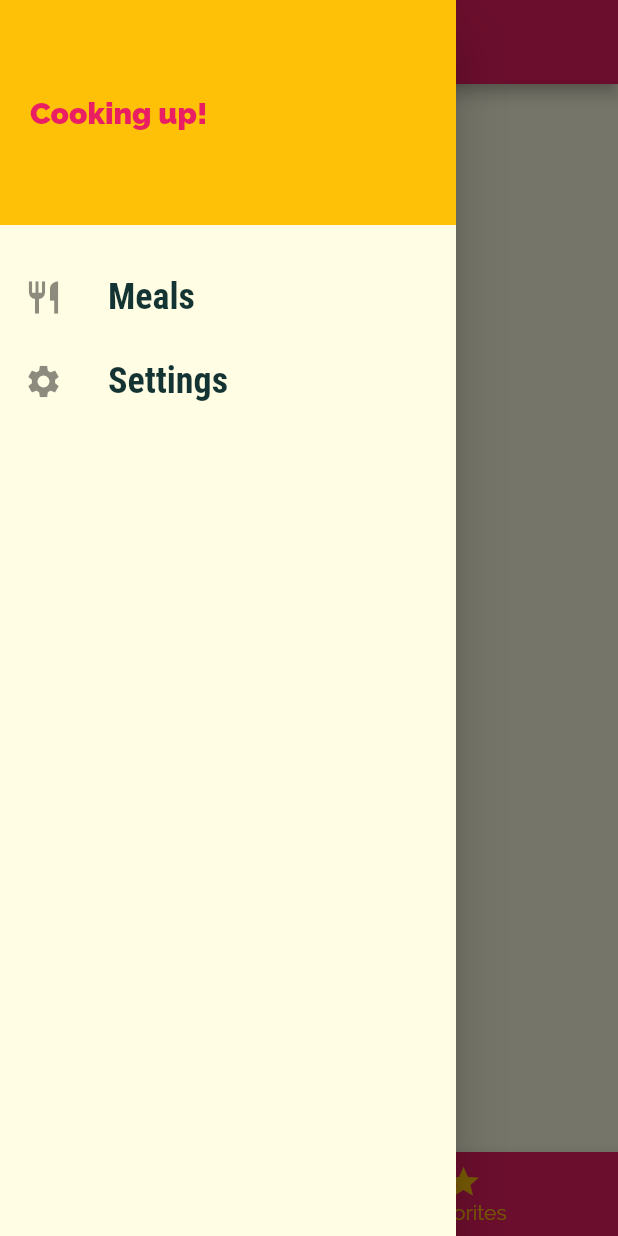
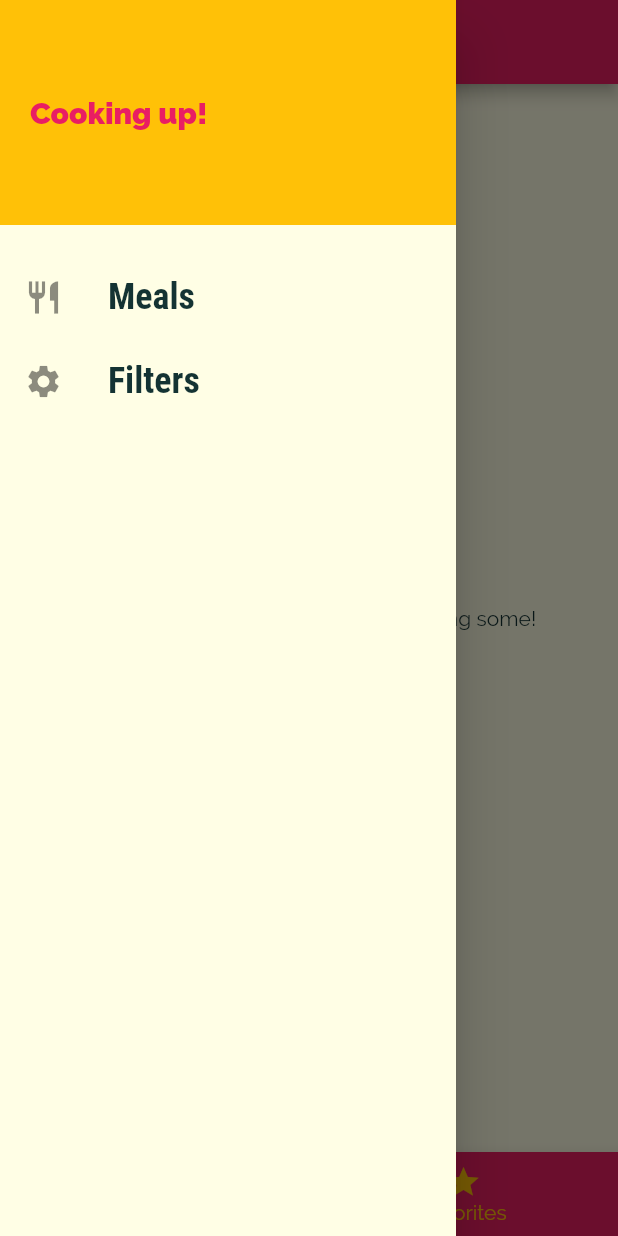
Before and after one commit to greenisgrue/tutorial_meal_app, a Flutter app: the screen it shows after launch, item 2 of the bottom bar chosen, with the side drawer open, on a phone screen of 412 x 824 dp. Run offline on Flutter 3.47's test engine with Material 2 defaults, Android fonts, the phone set to English and light mode, and no system bars.

Commit message:
meal app finished

```diff
--- a/lib/main.dart
+++ b/lib/main.dart
@@ -2,15 +2,74 @@ import 'dart:ui';
 
 import 'package:flutter/material.dart';
 
+import './dummy-data.dart';
 import './screens/meal_detail_screen.dart';
 import './screens/category_meals_screen.dart';
 import './screens/categories_screen.dart';
 import './screens/tabs_screen.dart';
-import 'screens/settings_screen.dart';
+import './screens/filters_screen.dart';
+import './models/meal.dart';
 
 void main() => runApp(MyApp());
 
-class MyApp extends StatelessWidget {
+class MyApp extends StatefulWidget {
+  @override
+  _MyAppState createState() => _MyAppState();
+}
+
+class _MyAppState extends State<MyApp> {
+  Map<String, bool> _filters = {
+    'gluten': false,
+    'lactose': false,
+    'vegan': false,
+    'vegetarian': false,
+  };
+  List<Meal> _availableMeals = DUMMY_MEALS;
+  List<Meal> _favouriteMeals = [];
+
+  void _setFilters(Map<String, bool> filterData) {
+    setState(() {
+      _filters = filterData;
+
+      _availableMeals = DUMMY_MEALS.where((meal) {
+        if (_filters['gluten'] && !meal.isGlutenFree) {
+          return false;
+        }
+        if (_filters['lactose'] && !meal.isLactoseFree) {
+          return false;
+        }
+        if (_filters['vegan'] && !meal.isVegan) {
+          return false;
+        }
+        if (_filters['vegetarian'] && !meal.isVegetarian) {
+          return false;
+        }
+        return true;
+      }).toList();
+    });
+  }
+
+  void _toggleFavorite(String mealId) {
+    // Everything gets rebuilt. Works for this small app but not for scaling up
+    final existingIndex =
+        _favouriteMeals.indexWhere((meal) => meal.id == mealId);
+    if (existingIndex >= 0) {
+      setState(() {
+        _favouriteMeals.removeAt(existingIndex);
+      });
+    } else {
+      setState(() {
+        _favouriteMeals.add(
+          DUMMY_MEALS.firstWhere((meal) => meal.id == mealId),
+        );
+      });
+    }
+  }
+
+  bool _isMealFavorite(String id) {
+    return _favouriteMeals.any((meal) => meal.id == id);
+  }
+
   @override
   Widget build(BuildContext context) {
     return MaterialApp(
@@ -38,10 +97,12 @@ class MyApp extends StatelessWidget {
         // Named routes for bigger apps
         initialRoute: '/',
         routes: {
-          '/': (ctx) => TabsScreen(),
-          CategoryMealsScreen.routeName: (ctx) => CategoryMealsScreen(),
-          MealDetailScreen.routeName: (ctx) => MealDetailScreen(),
-          SettingsScreen.routeName: (ctx) => SettingsScreen(),
+          '/': (ctx) => TabsScreen(_favouriteMeals),
+          CategoryMealsScreen.routeName: (ctx) =>
+              CategoryMealsScreen(_availableMeals),
+          MealDetailScreen.routeName: (ctx) => MealDetailScreen(_toggleFavorite, _isMealFavorite),
+          FiltersScreen.routeName: (ctx) =>
+              FiltersScreen(_filters, _setFilters),
         },
         onGenerateRoute: (settings) {
           print(settings.arguments);
--- a/lib/screens/favorites_screen.dart
+++ b/lib/screens/favorites_screen.dart
@@ -1,10 +1,35 @@
 import 'package:flutter/material.dart';
 
+import '../models/meal.dart';
+import '../widgets/meal_item.dart';
+
+
 class FavoritesScreen extends StatelessWidget {
+  final List<Meal> favouriteMeals;
+
+  FavoritesScreen(this.favouriteMeals);
+
   @override
   Widget build(BuildContext context) {
-    return Center(
-      child: Text('The Favorites'),
+    if (favouriteMeals.isEmpty) {
+      return Center(
+      child: Text('You have no favourites yet - start adding some!'),
     );
+    } else {
+      return ListView.builder(
+        itemBuilder: (ctx, index) {
+          return MealItem(
+            id: favouriteMeals[index].id,
+            title: favouriteMeals[index].title,
+            imageUrl: favouriteMeals[index].imageUrl,
+            duration: favouriteMeals[index].duration,
+            affordability: favouriteMeals[index].affordability,
+            complexity: favouriteMeals[index].complexity,
+          );
+        },
+        itemCount: favouriteMeals.length,
+      );
+    }
+
   }
 }
--- a/lib/screens/settings_screen.dart
+++ /dev/null
@@ -1,12 +0,0 @@
-import 'package:flutter/material.dart';
-
-class SettingsScreen extends StatelessWidget {
-  static const routeName = '/settings';
-
-  @override
-  Widget build(BuildContext context) {
-    return Center(
-      child: Text('Settings'),
-    );
-  }
-}
--- a/lib/screens/tabs_screen.dart
+++ b/lib/screens/tabs_screen.dart
@@ -2,25 +2,37 @@ import 'package:flutter/material.dart';
 import './categories_screen.dart';
 import './favorites_screen.dart';
 import '../widgets/main_drawer.dart';
+import '../models/meal.dart';
 
 class TabsScreen extends StatefulWidget {
+  final List<Meal> favouriteMeals;
+
+  TabsScreen(this.favouriteMeals);
+
   @override
   _TabsScreenState createState() => _TabsScreenState();
 }
 
 class _TabsScreenState extends State<TabsScreen> {
-  final List<Map<String, Object>> _pages = [
+  List<Map<String, Object>> _pages;
+
+  int _selectedPageIndex = 0;
+
+  // create initstate to solve that "widget" can not be used to find favoritemeals
+  @override
+  void initState() {
+    _pages = [
     {
       'page': CategoriesScreen(),
       'title': 'Categories',
     },
     {
-      'page': FavoritesScreen(),
+      'page': FavoritesScreen(widget.favouriteMeals),
       'title': 'Your favorite',
     },
   ];
-
-  int _selectedPageIndex = 0;
+    super.initState();
+  }
 
   void _selectPage(int index) {
     setState(() {
--- a/lib/widgets/main_drawer.dart
+++ b/lib/widgets/main_drawer.dart
@@ -1,5 +1,5 @@
 import 'package:flutter/material.dart';
-import '../screens/settings_screen.dart';
+import '../screens/filters_screen.dart';
 
 class MainDrawer extends StatelessWidget {
   Widget buildListTile(String title, IconData icon, Function tapHandler) {
@@ -43,10 +43,11 @@ class MainDrawer extends StatelessWidget {
             height: 20,
           ),
           buildListTile('Meals', Icons.restaurant, () {
-            Navigator.of(context).pushNamed('/');
+            // Replace pages so it doesn't stack up. No back button
+            Navigator.of(context).pushReplacementNamed('/');
           }),
-          buildListTile('Settings', Icons.settings, () {
-            Navigator.of(context).pushNamed(SettingsScreen.routeName);
+          buildListTile('Filters', Icons.settings, () {
+            Navigator.of(context).pushReplacementNamed(FiltersScreen.routeName);
           }),
         ],
       ),
```
Also changed, not shown: lib/screens/category_meals_screen.dart (+50 -18 lines), lib/screens/filters_screen.dart (added, +127 -0 lines), lib/screens/meal_detail_screen.dart (+11 -0 lines), lib/widgets/meal_item.dart (+10 -2 lines).
